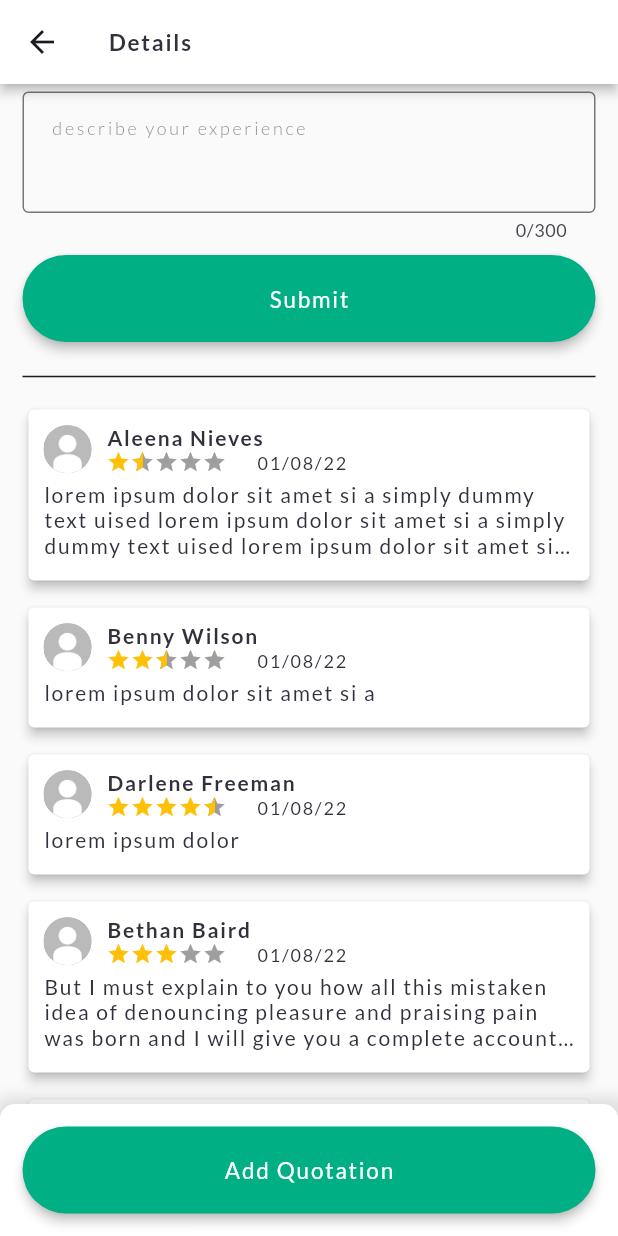
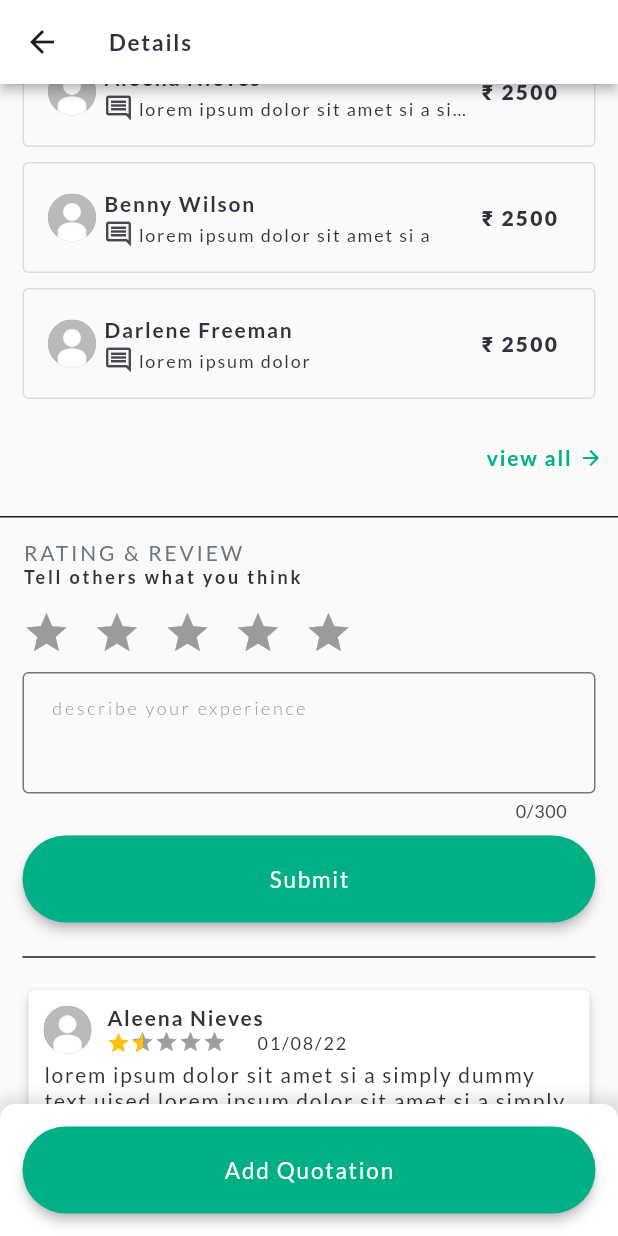
Before and after one commit to abdulrazakshaikh/trackmymentor, a Flutter app: the ProjectDetails screen opened directly with empty values, scrolled down 576 dp, after a tap on "Submit", on a phone screen of 412 x 824 dp. Run offline on Flutter 3.47's test engine with Material 2 defaults, Android fonts, the phone set to English and light mode, and no system bars; drawn by our look-alikes of flutter_rating_bar; our stand-ins replace chat_bubbles, google_fonts, photo_view; missing offline and left inert: cool_stepper_reloaded, introduction_slider; network calls fail.

Commit message:
quotation in detail page

```diff
--- a/lib/main.dart
+++ b/lib/main.dart
@@ -1,5 +1,7 @@
 import 'package:flutter/material.dart';
 import 'package:flutter/services.dart';
+import 'package:trackmy_mentor/ui/homepage/homepage.dart';
+import 'package:trackmy_mentor/ui/project/project_details.dart';
 import 'package:trackmy_mentor/ui/splashscreen.dart';
 import 'package:trackmy_mentor/ui/theme/color_schemes.g.dart';
 
@@ -25,9 +27,9 @@ class MyApp extends StatelessWidget {
       home: SafeArea(
         child:
         // UserProfile()
-                //Homepage()
+                Homepage()
                 // Login()
-                SplashScreen()
+                // SplashScreen()
             // ProjectDetails('Lorem Ipsum Project Title')
       )
     );
--- a/lib/ui/project/project_details.dart
+++ b/lib/ui/project/project_details.dart
@@ -2,6 +2,7 @@ import 'package:flutter/cupertino.dart';
 import 'package:flutter/material.dart';
 import 'package:flutter_rating_bar/flutter_rating_bar.dart';
 import 'package:google_fonts/google_fonts.dart';
+import 'package:trackmy_mentor/ui/project/project_quotationlist.dart';
 import 'package:trackmy_mentor/ui/project/projectimage_slider.dart';
 import 'package:trackmy_mentor/ui/project/quotation_bottomsheet.dart';
 
@@ -368,6 +369,86 @@ bool newState = false;
 
           Divider(height: 1),
 
+
+          Container(
+            child: Column(
+              crossAxisAlignment: CrossAxisAlignment.start,
+              children: [
+
+                Padding(
+                  padding: EdgeInsets.symmetric(vertical: 15, horizontal: 15),
+                  child: Column(
+                    crossAxisAlignment: CrossAxisAlignment.start,
+                    children: [
+                      Text('Quotation Received'.toUpperCase(),
+                        style: GoogleFonts.lato(
+                          textStyle: Theme.of(context).textTheme.titleSmall,
+                          fontWeight: FontWeight.w400,
+                          color: Theme.of(context).colorScheme.secondary,
+                          letterSpacing: 1.85,
+                        ),
+                      ),
+                      Text('What others have quotated for the project',
+                        style: GoogleFonts.lato(
+                          textStyle: Theme.of(context).textTheme.bodySmall,
+                          fontWeight: FontWeight.w600,
+                          letterSpacing: 1.85,
+                        ),
+                      ),
+                    ],
+                  ),
+                ),
+
+                Container(
+                  margin: EdgeInsets.only(bottom: 15),
+                  child: Column(
+                    children: [
+                      ProjectQuotationList(),
+                      Container(
+                        child: Row(
+                          mainAxisAlignment: MainAxisAlignment.end,
+                          crossAxisAlignment: CrossAxisAlignment.center,
+                          children: [
+                            TextButton(
+                              onPressed: (){},
+                              child: Row(
+                                children: [
+                                  Text('View all'.toLowerCase(),
+                                    style: GoogleFonts.lato(
+                                      textStyle: Theme.of(context).textTheme.titleSmall,
+                                      letterSpacing: 1.2,
+                                      fontSize: MediaQuery.of(context).size.width < 321 ? 12 : 14,
+                                      color: Theme.of(context).colorScheme.primary,
+                                      fontWeight: FontWeight.w600
+                                    ),
+                                  ),
+                                  SizedBox(width: 5),
+                                  Icon(Icons.arrow_forward, size: 16,),
+                                ],
+                              ),
+                              style: TextButton.styleFrom(
+                                shape: StadiumBorder(),
+                                padding: EdgeInsets.symmetric(vertical: 5, horizontal: 10),
+                                foregroundColor: Theme.of(context).colorScheme.primary,
+                              ),
+                            ),
+                          ],
+                        ),
+                      )
+                    ],
+                  )
+                ),
+
+
+
+              ],
+            ),
+          ),
+
+
+
+          Divider(height: 1),
+
           Container(
             padding: EdgeInsets.symmetric(horizontal: 15),
             child: Column(
--- /dev/null
+++ b/lib/ui/project/project_quotationlist.dart
@@ -0,0 +1,130 @@
+import 'package:flutter/cupertino.dart';
+import 'package:flutter/material.dart';
+import 'package:google_fonts/google_fonts.dart';
+import 'package:trackmy_mentor/ui/project/project_quotation_bottomsheet.dart';
+
+import '../project/project_details.dart';
+
+class ProjectQuotationList extends StatefulWidget {
+
+  @override
+  State<ProjectQuotationList> createState() => _ProjectQuotationListState();
+}
+
+class _ProjectQuotationListState extends State<ProjectQuotationList> {
+  List carouselitemlist = [
+    {
+      "id": "001",
+      "profilepic": "assets/images/default.jpg",
+      "name" : "Aleena Nieves",
+      "price": "2500",
+      "comment" : "lorem ipsum dolor sit amet si a simply dummy text uised lorem ipsum dolor sit amet si a simply dummy text uised lorem ipsum dolor sit amet si a simply dummy text uised",
+    },
+    {
+      "id": "002",
+      "profilepic": "assets/images/default.jpg",
+      "name" : "Benny Wilson",
+      "price": "2500",
+      "comment" : "lorem ipsum dolor sit amet si a",
+    },
+    {
+      "id": "003",
+      "profilepic": "assets/images/default.jpg",
+      "name" : "Darlene Freeman",
+      "price": "2500",
+      "comment" : "lorem ipsum dolor",
+    },
+  ];
+
+  @override
+  Widget build(BuildContext context) {
+
+    return Padding(
+      padding: EdgeInsets.symmetric(vertical: 5, horizontal: 15),
+      child: ListView.builder(
+          primary: false,
+          physics: NeverScrollableScrollPhysics(),
+          shrinkWrap: true,
+          itemCount: carouselitemlist == null ? 0 : carouselitemlist.length,
+          itemBuilder: (BuildContext context, int index) {
+            Map item = carouselitemlist[index];
+            return Container(
+              margin: EdgeInsets.only(bottom: 10),
+              decoration: BoxDecoration(
+                borderRadius: BorderRadius.circular(4),
+                border: Border.all(
+                  width: 1, color: Theme.of(context).dividerColor
+                )
+              ),
+              // margin: EdgeInsets.only(bottom: 5, left: 10,right: 10),
+              child: GestureDetector(
+                onTap: () {
+                  showModalBottomSheet(
+                    elevation: 2,
+                    shape: RoundedRectangleBorder(
+                      borderRadius: BorderRadius.only(
+                        topLeft: Radius.circular(20),
+                        topRight: Radius.circular(20),
+                      ),
+                    ),
+                    context: context, builder: (BuildContext context) {
+                      return ProjectQuotationBottomSheet('${item["name"]}', '${item["profilepic"]}', '${item["price"]}', '${item["comment"]}');
+                    },
+                  );
+                },
+                child: ListTile(
+                  horizontalTitleGap: 5,
+                  leading: ClipRRect(
+                    borderRadius: BorderRadius.circular(16),
+                    child: Container(
+                      width: 32,
+                      height: 32,
+                      decoration: BoxDecoration(
+                        color: Colors.grey,
+                      ),
+                      child: Image.asset('${item["profilepic"]}',
+                        fit: BoxFit.cover,
+                      ),
+                    ),
+                  ),
+                  title: Text('${item["name"]}',
+                    style: GoogleFonts.lato(
+                      textStyle: Theme.of(context).textTheme.titleSmall,
+                      fontWeight: FontWeight.w600,
+                      letterSpacing: 1.2,
+                    ),
+                  ),
+                  subtitle: Container(
+                    child: Row(
+                      children: [
+                        Icon(Icons.comment_outlined),
+                        SizedBox(width: 3),
+                        Expanded(
+                          child: Text('${item["comment"]}',
+                            maxLines: 1, overflow: TextOverflow.ellipsis,
+                            style: GoogleFonts.lato(
+                              textStyle: Theme.of(context).textTheme.bodySmall,
+                              fontWeight: FontWeight.w400,
+                              letterSpacing: 1.2,
+                            ),
+                          ),
+                        ),
+                      ],
+                    ),
+                  ),
+                  trailing: Text('₹ ${item["price"]}',
+                    style: GoogleFonts.lato(
+                      textStyle: Theme.of(context).textTheme.titleSmall,
+                      fontWeight: FontWeight.w900,
+                      letterSpacing: 1.5,
+                    ),
+                  ),
+                ),
+              ),
+            );
+          }
+      ),
+
+    );
+  }
+}
```
Also changed, not shown: lib/ui/project/project_quotation_bottomsheet.dart (added, +251 -0 lines), pubspec.lock, 4 other files.
